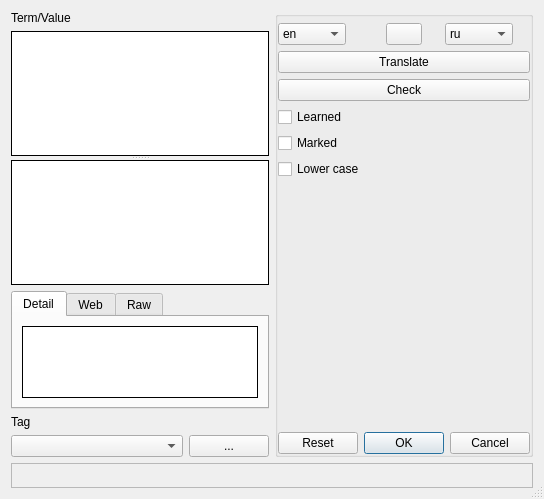
First picture: the form in Forms/WordEditor.ui, repository skynowa/iTeacher, before the edit.
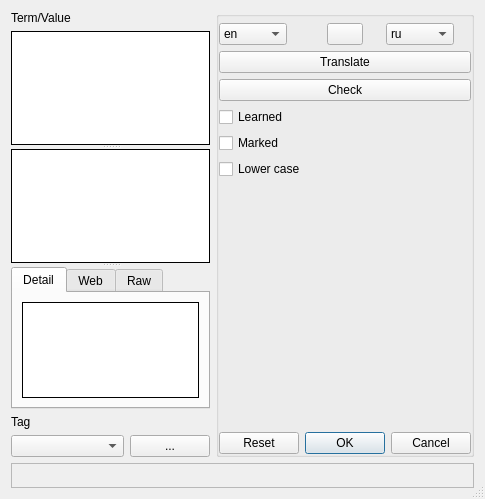
Second picture: the form after the edit. Icons and pictures are not drawn.

Diff of the .ui file:
```diff
--- a/Forms/WordEditor.ui
+++ b/Forms/WordEditor.ui
@@ -6,14 +6,14 @@
    <rect>
     <x>0</x>
     <y>0</y>
-    <width>544</width>
+    <width>485</width>
     <height>499</height>
    </rect>
   </property>
   <property name="sizeGripEnabled">
    <bool>true</bool>
   </property>
-  <layout class="QGridLayout" name="gridLayout_7">
+  <layout class="QGridLayout" name="gridLayout_4">
    <item row="0" column="0">
     <widget class="QLabel" name="label_2">
      <property name="text">
@@ -48,9 +48,6 @@
        <number>40</number>
       </property>
      </widget>
-    </widget>
-   </item>
-   <item row="2" column="0">
     <widget class="QTabWidget" name="tabWidget">
      <property name="currentIndex">
       <number>0</number>
@@ -59,7 +56,7 @@
       <attribute name="title">
        <string>Detail</string>
       </attribute>
-      <layout class="QGridLayout" name="gridLayout_4">
+       <layout class="QGridLayout" name="gridLayout_7">
        <item row="0" column="0">
         <widget class="QTextEdit" name="tedtValueDetail">
          <property name="frameShape">
@@ -125,8 +122,9 @@
       </layout>
      </widget>
     </widget>
+    </widget>
    </item>
-   <item row="3" column="0">
+   <item row="2" column="0">
     <layout class="QGridLayout" name="gridLayout_3">
      <item row="0" column="0" colspan="2">
       <widget class="QLabel" name="label">
@@ -153,32 +151,7 @@
      </item>
     </layout>
    </item>
-   <item row="4" column="0" colspan="2">
-    <widget class="QLabel" name="lblInfo">
-     <property name="minimumSize">
-      <size>
-       <width>0</width>
-       <height>25</height>
-      </size>
-     </property>
-     <property name="maximumSize">
-      <size>
-       <width>16777215</width>
-       <height>25</height>
-      </size>
-     </property>
-     <property name="frameShape">
-      <enum>QFrame::StyledPanel</enum>
-     </property>
-     <property name="frameShadow">
-      <enum>QFrame::Sunken</enum>
-     </property>
-     <property name="text">
-      <string/>
-     </property>
-    </widget>
-   </item>
-   <item row="0" column="1" rowspan="4">
+   <item row="0" column="1" rowspan="3">
     <widget class="QGroupBox" name="groupBox">
      <property name="title">
       <string/>
@@ -336,6 +309,31 @@
      </layout>
     </widget>
    </item>
+   <item row="4" column="0" colspan="2">
+    <widget class="QLabel" name="lblInfo">
+     <property name="minimumSize">
+      <size>
+       <width>0</width>
+       <height>25</height>
+      </size>
+     </property>
+     <property name="maximumSize">
+      <size>
+       <width>16777215</width>
+       <height>25</height>
+      </size>
+     </property>
+     <property name="frameShape">
+      <enum>QFrame::StyledPanel</enum>
+     </property>
+     <property name="frameShadow">
+      <enum>QFrame::Sunken</enum>
+     </property>
+     <property name="text">
+      <string/>
+     </property>
+    </widget>
+   </item>
   </layout>
  </widget>
  <tabstops>
```
Lines whose indentation alone changed are shown as unchanged.
